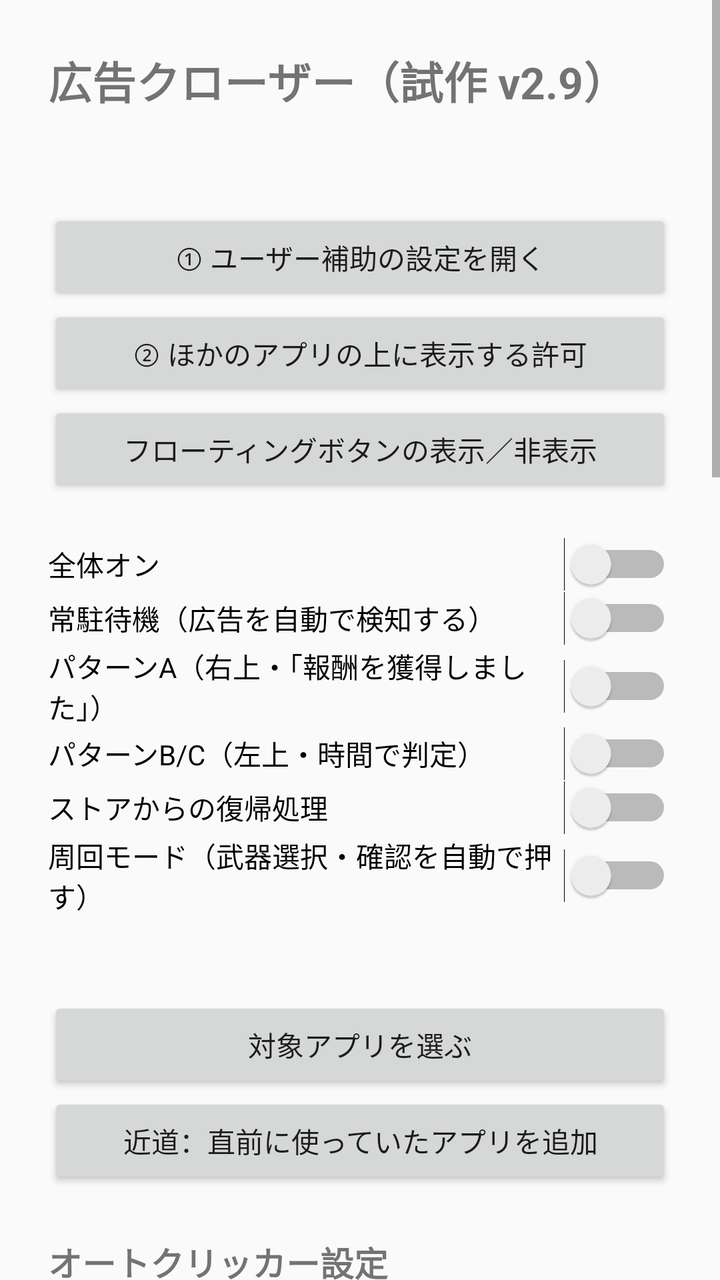
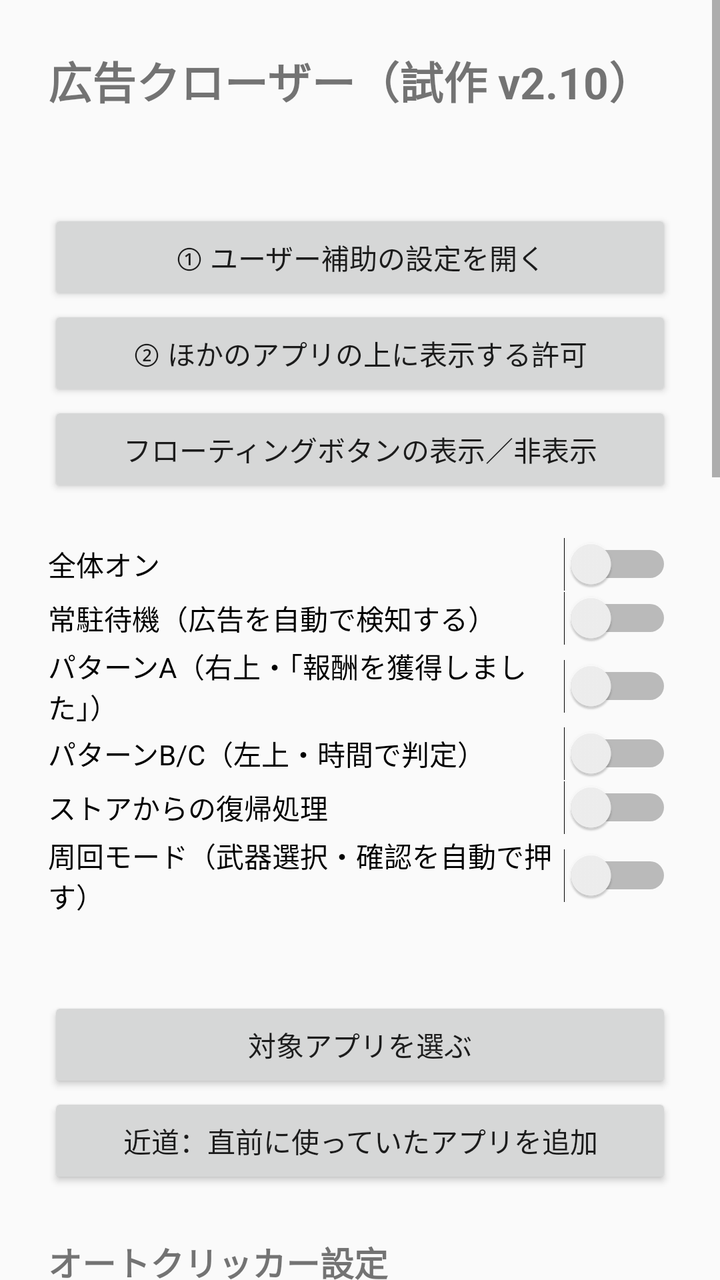

Compare the two renders of this Android layout. The source of the first and the diff that turns it into the second are given below.
<!-- AndroidManifest.xml: application theme android:Theme.Material.Light -->
<!-- res/layout/activity_main.xml -->
<?xml version="1.0" encoding="utf-8"?>
<ScrollView xmlns:android="http://schemas.android.com/apk/res/android"
    android:layout_width="match_parent"
    android:layout_height="match_parent">

    <LinearLayout
        android:layout_width="match_parent"
        android:layout_height="wrap_content"
        android:orientation="vertical"
        android:padding="24dp">

        <TextView
            android:layout_width="wrap_content"
            android:layout_height="wrap_content"
            android:text="広告クローザー（試作 v2.9）"
            android:textSize="22sp"
            android:textStyle="bold" />

        <TextView
            android:id="@+id/statusText"
            android:layout_width="match_parent"
            android:layout_height="wrap_content"
            android:layout_marginTop="12dp"
            android:textSize="15sp" />

        <Button
            android:id="@+id/btnAccessibility"
            android:layout_width="match_parent"
            android:layout_height="wrap_content"
            android:layout_marginTop="16dp"
            android:text="① ユーザー補助の設定を開く" />

        <Button
            android:id="@+id/btnOverlayPerm"
            android:layout_width="match_parent"
            android:layout_height="wrap_content"
            android:text="② ほかのアプリの上に表示する許可" />

        <Button
            android:id="@+id/btnOverlayToggle"
            android:layout_width="match_parent"
            android:layout_height="wrap_content"
            android:text="フローティングボタンの表示／非表示" />

        <Switch
            android:id="@+id/swMaster"
            android:layout_width="match_parent"
            android:layout_height="wrap_content"
            android:layout_marginTop="20dp"
            android:text="全体オン" />

        <Switch
            android:id="@+id/swResident"
            android:layout_width="match_parent"
            android:layout_height="wrap_content"
            android:text="常駐待機（広告を自動で検知する）" />

        <Switch
            android:id="@+id/swPatternA"
            android:layout_width="match_parent"
            android:layout_height="wrap_content"
            android:text="パターンA（右上・「報酬を獲得しました」）" />

        <Switch
            android:id="@+id/swPatternB"
            android:layout_width="match_parent"
            android:layout_height="wrap_content"
            android:text="パターンB/C（左上・時間で判定）" />

        <Switch
            android:id="@+id/swStore"
            android:layout_width="match_parent"
            android:layout_height="wrap_content"
            android:text="ストアからの復帰処理" />

        <Switch
            android:id="@+id/swFarm"
            android:layout_width="match_parent"
            android:layout_height="wrap_content"
            android:text="周回モード（武器選択・確認を自動で押す）" />

        <TextView
            android:id="@+id/targetsText"
            android:layout_width="match_parent"
            android:layout_height="wrap_content"
            android:layout_marginTop="20dp"
            android:textSize="15sp" />

        <Button
            android:id="@+id/btnPickTargets"
            android:layout_width="match_parent"
            android:layout_height="wrap_content"
            android:text="対象アプリを選ぶ" />

        <Button
            android:id="@+id/btnAddLast"
            android:layout_width="match_parent"
            android:layout_height="wrap_content"
            android:text="近道：直前に使っていたアプリを追加" />

        <TextView
            android:layout_width="wrap_content"
            android:layout_height="wrap_content"
            android:layout_marginTop="24dp"
            android:text="オートクリッカー設定"
            android:textSize="17sp"
            android:textStyle="bold" />

        <TextView
            android:layout_width="match_parent"
            android:layout_height="wrap_content"
            android:textSize="14sp"
            android:text="マト（連打する場所）はフローティングボタンの「連打の場所指定」から出してドラッグで合わせます。位置は保存されます。連打中はマトがタップを邪魔しないよう自動で素通り状態になります。" />

        <Switch
            android:id="@+id/swClickerMode"
            android:layout_width="match_parent"
            android:layout_height="wrap_content"
            android:layout_marginTop="8dp"
            android:text="指定方法：回/秒で指定（オフにすると間隔msで指定）" />

        <TextView
            android:id="@+id/clickerLabel"
            android:layout_width="match_parent"
            android:layout_height="wrap_content"
            android:layout_marginTop="8dp"
            android:textSize="15sp" />

        <SeekBar
            android:id="@+id/seekClicker"
            android:layout_width="match_parent"
            android:layout_height="wrap_content" />

        <TextView
            android:id="@+id/jitterLabel"
            android:layout_width="match_parent"
            android:layout_height="wrap_content"
            android:layout_marginTop="8dp"
            android:textSize="15sp" />

        <SeekBar
            android:id="@+id/seekJitter"
            android:layout_width="match_parent"
            android:layout_height="wrap_content"
            android:max="50" />

        <TextView
            android:id="@+id/limitLabel"
            android:layout_width="match_parent"
            android:layout_height="wrap_content"
            android:layout_marginTop="8dp"
            android:textSize="15sp" />

        <SeekBar
            android:id="@+id/seekLimit"
            android:layout_width="match_parent"
            android:layout_height="wrap_content"
            android:max="60" />

        <TextView
            android:id="@+id/guardLabel"
            android:layout_width="match_parent"
            android:layout_height="wrap_content"
            android:layout_marginTop="16dp"
            android:textSize="15sp" />

        <SeekBar
            android:id="@+id/seekGuard"
            android:layout_width="match_parent"
            android:layout_height="wrap_content"
            android:max="50" />

        <TextView
            android:layout_width="match_parent"
            android:layout_height="wrap_content"
            android:layout_marginTop="16dp"
            android:text="使い方：①と②を設定したら、セルサバイバーで広告を見るだけです。常駐待機が広告を検知して、終わったら×を押します。検知できないときは、フローティングボタンの「広告開始」を広告を始めるタイミングで押してください。\n\n安全のため、広告処理で押す場所は画面の隅（右上・左上・ストアの×）だけに限定しています。\n\n対象アプリ（v2.0〜）：広告を閉じる対象は、セルサバイバー＋「対象アプリを選ぶ」でチェックしたアプリだけです。一度チェックすれば保存され、次回からそのまま動きます。「近道」ボタンは、直前に開いていたアプリをそのまま対象に追加します。周回モードはセルサバイバー専用で、広がりません。

周回モード（v0.8〜）：オンの間だけ、セルサバイバーの周回中に止まる画面を色で判別して自動で押します。戦闘中は敵の移動速度が×2になっていない時だけ、左上のアイコンを押して×2にします。対象は「ステータス強化（いちばん強い色のカード。同色は真ん中優先）」「ルーレットの確認→空白をタップ」「勝利の確認」だけです。ステージ選択では何も押さず、バトル開始は手動のままです。フローティングボタンの「周回開始／周回停止」からも切り替えできます。"
            android:textSize="14sp" />

        <TextView
            android:layout_width="wrap_content"
            android:layout_height="wrap_content"
            android:layout_marginTop="24dp"
            android:text="動作ログ"
            android:textSize="17sp"
            android:textStyle="bold" />

        <Button
            android:id="@+id/btnRefreshLog"
            android:layout_width="match_parent"
            android:layout_height="wrap_content"
            android:text="ログを更新" />

        <Button
            android:id="@+id/btnClearLog"
            android:layout_width="match_parent"
            android:layout_height="wrap_content"
            android:text="ログを消す" />

        <TextView
            android:id="@+id/logText"
            android:layout_width="match_parent"
            android:layout_height="wrap_content"
            android:layout_marginTop="8dp"
            android:fontFamily="monospace"
            android:textSize="12sp" />

    </LinearLayout>
</ScrollView>
<!-- resources referenced by this layout -->
<resources>

</resources>

<!-- the commit's change to res/layout/activity_main.xml (unified diff, before → after) -->
@@ -12,7 +12,7 @@
         <TextView
             android:layout_width="wrap_content"
             android:layout_height="wrap_content"
-            android:text="広告クローザー（試作 v2.9）"
+            android:text="広告クローザー（試作 v2.10）"
             android:textSize="22sp"
             android:textStyle="bold" />
 
